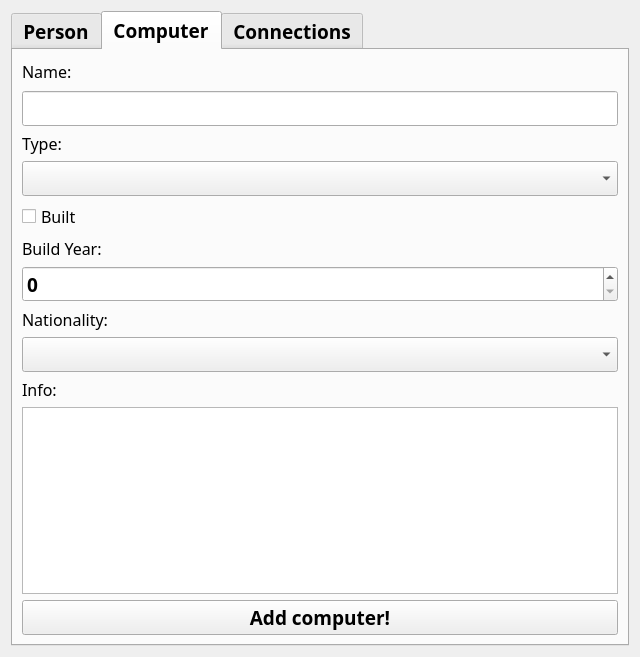
The window that additem.ui (Fanarito/VLN1) describes before a commit, drawn with Qt 5.
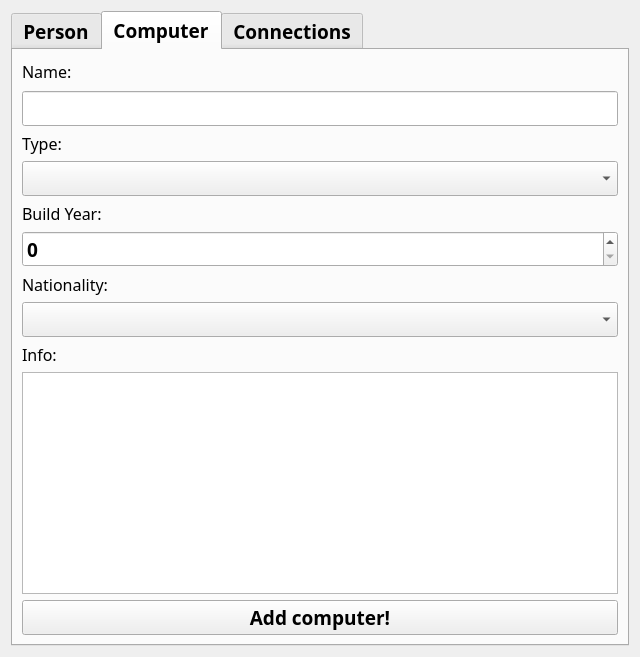
The same window after the commit.

Commit message: Add computer should now work

```diff
--- a/additem.ui
+++ b/additem.ui
@@ -283,21 +283,6 @@
        <item>
         <widget class="QComboBox" name="AddComputerTypeDropdown"/>
        </item>
-       <item>
-        <widget class="QCheckBox" name="AddComputerBuiltCheckBox">
-         <property name="font">
-          <font>
-           <family>Calibri Light</family>
-           <pointsize>12</pointsize>
-           <weight>50</weight>
-           <bold>false</bold>
-          </font>
-         </property>
-         <property name="text">
-          <string>Built</string>
-         </property>
-        </widget>
-       </item>
        <item>
         <widget class="QLabel" name="label_9">
          <property name="font">
```
The commit also changes 2 other files.
